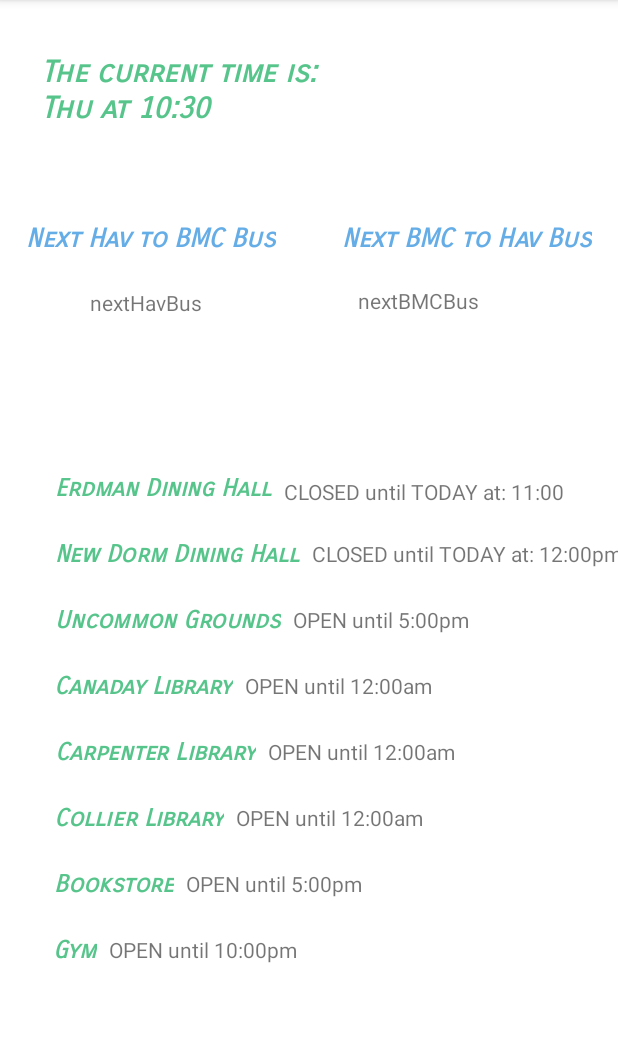
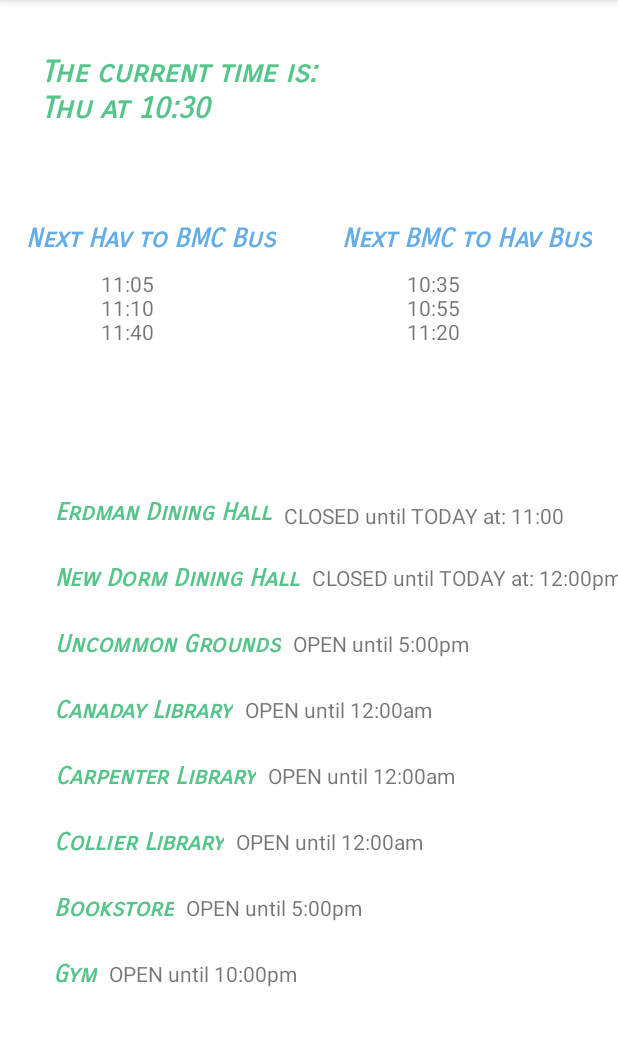
Before and after one commit to pmoriarty98/BrynMawrRightNow, an Android app: the screen it shows after launch (MainActivity), on a phone screen of 412 x 824 dp, the part 84-1130 px from its top. Run offline under Robolectric (Android 15) with nearby library versions, the phone set to English and light mode, and no system bars.

Commit message:
further style

```diff
--- a/app/src/main/assets/BMCtoHC.txt
+++ b/app/src/main/assets/BMCtoHC.txt
@@ -2,6 +2,6 @@ Mon 7:35am 8:15am 8:45am 9:10am 9:30am 10:05am 10:15am 10:35am 10:55am 11:05am 1
 Tue 7:20am 7:55am 8:15am 8:50am 9:10am 9:40am 9:50am 10:35am 10:55am 11:20am 11:25am 12:20pm 12:40pm 12:50pm 1:10pm 1:55pm 2:10pm 2:20pm 3:10pm 3:40pm 4:05pm 4:20pm 5:10pm 5:45pm 6:20pm 7:10pm 8:00pm 8:35pm 9:05pm 9:35pm 10:15pm 10:55pm 11:45pm 12:30am
 Wed 7:35am 8:15am 8:45am 9:10am 9:30am 10:05am 10:15am 10:35am 10:55am 11:05am 11:35am 12:10pm 12:30pm 1:10pm 1:30pm 2:00pm 2:05pm 2:45pm 3:10pm 4:00pm 4:05pm 4:20pm 5:10pm 5:50pm 6:20pm 7:15pm 8:00pm 8:35pm 9:05pm 9:35pm 10:15pm 10:55pm 11:45pm 12:30am
 Thu 7:20am 7:55am 8:15am 8:50am 9:10am 9:40am 9:50am 10:35am 10:55am 11:20am 11:25am 12:20pm 12:40pm 12:50pm 1:10pm 1:55pm 2:10pm 2:20pm 3:10pm 3:40pm 4:05pm 4:20pm 5:10pm 5:40pm 6:10pm 6:40pm 7:20pm 8:00pm 8:40pm 9:10pm 10:15pm 10:55pm 11:45pm 12:30am
-Fri 7:35am 8:15am 8:45am 9:10am 9:30am 10:05am 10:15am 10:35am 10:55am 11:05am 11:35am 12:10pm 1:10pm 2:05pm 2:35pm 3:10pm 3:45pm 4:20pm 5:10pm 5:50pm 6:20pm 7:00pm 8:00pm 8:35pm 9:05pm 9:35p 10:05pm 10:55pm 11:25pm 12:25am 1:15am 2am
+Fri 7:35am 8:15am 8:45am 9:10am 9:30am 10:05am 10:15am 10:35am 10:55am 11:05am 11:35am 12:10pm 1:10pm 2:05pm 2:35pm 3:10pm 3:45pm 4:20pm 5:10pm 5:50pm 6:20pm 7:00pm 8:00pm 8:35pm 9:05pm 9:35p 10:05pm 10:55pm 11:25pm 12:25am 1:15am 2:00am
 Sat 10:00am 11:15am 12:15pm 1:15pm 2:15pm 3:15pm 4:30pm 5:00pm 5:30pm 6:00pm 6:30pm 7:00pm 8:00pm 9:00pm 9:30pm 10:00pm 10:30pm 11:00pm 12:00am 12:30am 1:00am 1:30am 2:15am
 Sun 9:30am 10:15am 11:30am 12:30pm 1:30pm 2:30pm 3:30pm 4:15pm 5:00pm 5:30pm 6:00pm 6:30pm 7:00pm 7:30pm 8:00pm 9:00pm 10:00pm 11:00pm 12:00am
--- /dev/null
+++ b/app/src/main/assets/HCtoBMC.txt
@@ -0,0 +1,7 @@
+Mon 7:50am 8:50am 9:15am 9:40am 9:45am 10:20am 10:35am 10:50am 11:15am 11:40am 11:50am 12:40pm 12:55pm 1:00pm 1:45pm 1:50pm 2:20pm 2:45pm 3:20pm 3:50pm 4:10pm 4:20pm 4:35pm 5:25pm 6:05pm 6:50pm 7:30pm 8:15pm 8:50pm 9:20pm 10:05pm 10:30pm 11:10pm 12:00am 12:45am
+Tue 7:40am 8:10am 8:35am 9:15am 9:35am 9:40am 10:10am 10:20am 11:05am 11:10am 11:40am 12:10pm 12:35pm 1:00pm 1:20pm 1:45pm 2:10pm 2:40pm 3:10pm 3:50pm 4:05pm 4:20pm 4:45pm 5:30pm 6:05pm 6:50pm 7:30pm 8:15pm 8:50pm 9:20pm 10:05pm 10:30pm 11:10pm 12:00am 12:45am
+Wed 7:50am 8:50am 9:15am 9:40am 9:45am 10:20am 10:35am 10:50am 11:15am 11:40am 11:50am 12:40pm 12:55pm 1:00pm 1:45pm 1:50pm 2:20pm 2:45pm 3:20pm 3:50pm 4:10pm 4:20pm 4:35pm 5:30pm 6:05pm 6:50pm 7:30pm 8:15pm 8:55pm 9:25pm 9:55pm 10:30pm 11:10pm 12:00am 12:45am
+Thu 7:40am 8:10am 8:35am 9:15am 9:35am 9:40am 10:10am 10:20am 11:05am 11:10am 11:40am 12:10pm 12:35pm 1:00pm 1:20pm 1:45pm 2:10pm 2:40pm 3:10pm 3:50pm 4:05pm 4:20pm 4:45pm 5:25pm 5:55pm 6:25pm 7:00pm 7:40pm 8:20pm 8:55pm 9:40pm 10:30pm 11:10pm 12:00am 12:45am
+Fri 7:50am 8:50am 9:15am 9:40am 9:45am 10:20am 10:35am 10:50am 11:15am 11:40am 11:50am 12:40pm 1:45pm 2:20pm 2:50pm 3:30pm 4:05pm 4:35pm 5:30pm 6:05pm 6:50pm 7:30pm 8:15pm 8:50pm 9:20pm 9:50pm 10:20pm 11:10pm 12:00am 12:45am 1:45am 2:40am
+Sat 11:00am 11:40am 12:40pm 1:40pm 2:40pm 3:40pm 4:45pm 5:15pm 5:45pm 6:15pm 6:45pm 7:30pm 8:30pm 9:15pm 9:45pm 10:15pm 10:45pm 11:15pm 12:15am 12:45am 1:16am 1:45am 2:45am
+Sun 9:45am 10:45am 11:45am 12:45am 12:45pm 1:45pm 2:45pm 3:45pm 4:30pm 5:15pm 5:45pm 6:15pm 6:45pm 7:15pm 7:45pm 8:15pm 9:15pm 10:15pm 11:15pm 12:15am
--- a/app/src/main/java/com/example/brynmawrrightnow/MainActivity.java
+++ b/app/src/main/java/com/example/brynmawrrightnow/MainActivity.java
@@ -16,6 +16,7 @@ import java.io.InputStream;
 import java.io.InputStreamReader;
 import java.util.ArrayList;
 import java.util.Calendar;
+import java.util.Collections;
 import java.util.Date;
 // Mon: 0, Tue: 1, Wed: 2, Thur: 3, Fri: 4, Sat: 5, Sun: 6
 
@@ -32,6 +33,8 @@ public class MainActivity extends AppCompatActivity {
     ArrayList<ArrayList<String>> erdman = new ArrayList<>();
     ArrayList<ArrayList<String>> newdorm = new ArrayList<>();
     ArrayList<ArrayList<String>> gym = new ArrayList<>();
+    ArrayList<ArrayList<String>> BMCtoHAV = new ArrayList<>();
+    ArrayList<ArrayList<String>> HAVtoBMC = new ArrayList<>();
 
     //private static final String TAG = "TIME NOW";
 
@@ -47,6 +50,10 @@ public class MainActivity extends AppCompatActivity {
         erdman = newSchedule("Erdman.txt");
         newdorm = newSchedule("Newdorm.txt");
         gym = newSchedule("gym.txt");
+        BMCtoHAV = newScheduleBlueBus("BMCtoHC.txt");
+        HAVtoBMC = newScheduleBlueBus("HCtoBMC.txt");
+
+        // display the last time refreshed
         TextView displayTimeNow = (TextView) findViewById(R.id.currentTime);
         Date date = java.util.Calendar.getInstance().getTime();
         String timeText = "" + date;
@@ -109,6 +116,105 @@ public class MainActivity extends AppCompatActivity {
         //    System.out.println(thisSchedule.get(i));
         //}
         return thisSchedule;
+    }
+
+    private ArrayList<ArrayList<String>> newScheduleBlueBus (String filename){
+        AssetManager assetManager = getAssets();
+        ArrayList<ArrayList<String>> thisSchedule = new ArrayList<>();
+        for(int i = 0; i < 7; i++){
+            ArrayList<String> newArray = new ArrayList<>();
+            thisSchedule.add(newArray);
+        }
+        try {
+            InputStream inputStream = assetManager.open(filename);
+            BufferedReader in = new BufferedReader(new InputStreamReader(inputStream));
+            String line;
+            int counter = 0;
+            while((line = in.readLine()) != null) {
+                String[] tokens = line.split("\\s", 0);
+                for (int i = 1; i<tokens.length; i++){
+                    String thisTime = tokens[i];
+                    System.out.println("thisTime: " + thisTime);
+                    if(thisTime.compareTo("closed") != 0){ // if closed, don't add anything
+                        // else
+                        // for each token convert into 24 time
+                        // take first characters until ":", convert into integer
+                        String subs = thisTime.substring(0,thisTime.indexOf(":"));
+                        int hour = Integer.parseInt(subs);
+                        // check if the last two characters are "pm" AND it's not "12pm"
+                        String ampm = thisTime.substring(thisTime.length()-2, thisTime.length());
+                        if(ampm.compareTo(PM)==0 && hour != twelve){
+                            hour += twelve; // if so, add 12 to value
+                        } else if (ampm.compareTo(AM) == 0 && hour == twelve){
+                            hour = 0; // midnight is later than 23:00
+                        }
+                        // turn back into string formatted "14:15" or such
+                        String hourString = "" + hour;
+                        if (hourString.length() == 1){
+                            hourString = "0" + hourString;
+                        }
+                        String finalTime = hourString + thisTime.substring(thisTime.indexOf(":"), thisTime.length()-2);
+                        //deal with cross midnight times
+                        if(finalTime.substring(0,2).compareTo("00")== 0 || finalTime.substring(0,2).compareTo("07") < 0) {
+                            thisSchedule.get((counter+1)%7).add(finalTime); //the time actually belongs to next day
+                        } else {
+                            thisSchedule.get(counter).add(finalTime);
+                        }
+                    }
+                }
+                counter++;
+            }
+        } catch (IOException e) {
+            Toast toast = Toast.makeText(this, "Could not load dictionary", Toast.LENGTH_LONG);
+            toast.show();
+        }
+        //sort the Monday times since cross midnights times on Sunday is appended at the end of Monday list
+        // which is the earliest bus on Monday
+        Collections.sort(thisSchedule.get(0));
+
+
+        //System.out.println("schedule formatted: ");
+        //for(int i = 0; i < thisSchedule.size(); i++){
+        //    System.out.println(thisSchedule.get(i));
+        //}
+        return thisSchedule;
+    }
+
+    public void DisplayNextBlueBus(TextView view, ArrayList<ArrayList<String>> schedule){
+        String[] timeDetails = timeNow().split("\\s", 0);
+        int day = Integer.parseInt(timeDetails[0]);
+        String timeOfDay = timeDetails[1];
+        ArrayList<String> thisDayTimes = schedule.get(day);
+        ArrayList<String> nextDayTimes = schedule.get((day+1)%7);
+        // return next blue bus
+        // next blue bus is on today
+        int counter = 0;
+        String result = ""; //store next 3 buses times
+        for(int i = 0; i < thisDayTimes.size(); i++){
+            if(timeOfDay.compareTo(thisDayTimes.get(i)) <= 0){
+                result = result + thisDayTimes.get(i)+ "\n";
+                counter++;
+                if(counter == 3){
+                    result = result.substring(0, result.length()-1);
+                    break;
+                }
+            }
+        }
+        //next bus is on next day
+        if(counter < 3){
+            for(int i = 0; i < nextDayTimes.size(); i++){
+                if(timeOfDay.compareTo(nextDayTimes.get(i)) <= 0){
+                    result = result + nextDayTimes.get(i)+ "\n";
+                    counter++;
+                    if(counter == 3){
+                        result = result.substring(0, result.length()-1);
+                        break;
+                    }
+                }
+            }
+        }
+        view.setText(result);
+
     }
 
     // isOpen(R.id.uncommon, uncommon);
@@ -197,6 +303,8 @@ public class MainActivity extends AppCompatActivity {
         TextView erdmanView = (TextView) findViewById(R.id.erdmanText);
         TextView newdormView = (TextView) findViewById(R.id.newdormText);
         TextView gymView = (TextView) findViewById(R.id.gymText);
+        TextView nextHavView = (TextView) findViewById(R.id.nextHavBus);
+        TextView nextBMCView = (TextView) findViewById(R.id.nextBMCBus);
 
         isOpen(uncommonView, uncommon);
         isOpen(bookstoreView, bookstore);
@@ -206,6 +314,8 @@ public class MainActivity extends AppCompatActivity {
         isOpen(erdmanView, erdman);
         isOpen(newdormView, newdorm);
         isOpen(gymView, gym);
+        DisplayNextBlueBus(nextBMCView,BMCtoHAV);
+        DisplayNextBlueBus(nextHavView,HAVtoBMC);
     }
 
     private String timeNow(){ // work for later: we only want the day of the week and time
--- a/app/src/main/res/layout/activity_main.xml
+++ b/app/src/main/res/layout/activity_main.xml
@@ -67,7 +67,7 @@
         app:layout_constraintHorizontal_bias="0.178"
         app:layout_constraintStart_toStartOf="parent"
         app:layout_constraintTop_toBottomOf="@+id/BMCtoHAV"
-        app:layout_constraintVertical_bias="0.022" />
+        app:layout_constraintVertical_bias="0.0" />
 
     <TextView
         android:id="@+id/nextBMCBus"
@@ -80,7 +80,7 @@
         app:layout_constraintHorizontal_bias="0.721"
         app:layout_constraintStart_toStartOf="parent"
         app:layout_constraintTop_toBottomOf="@+id/HAVtoBMC"
-        app:layout_constraintVertical_bias="0.01999998" />
+        app:layout_constraintVertical_bias="0.0" />
 
     <TextView
         android:id="@+id/erdman"
```
